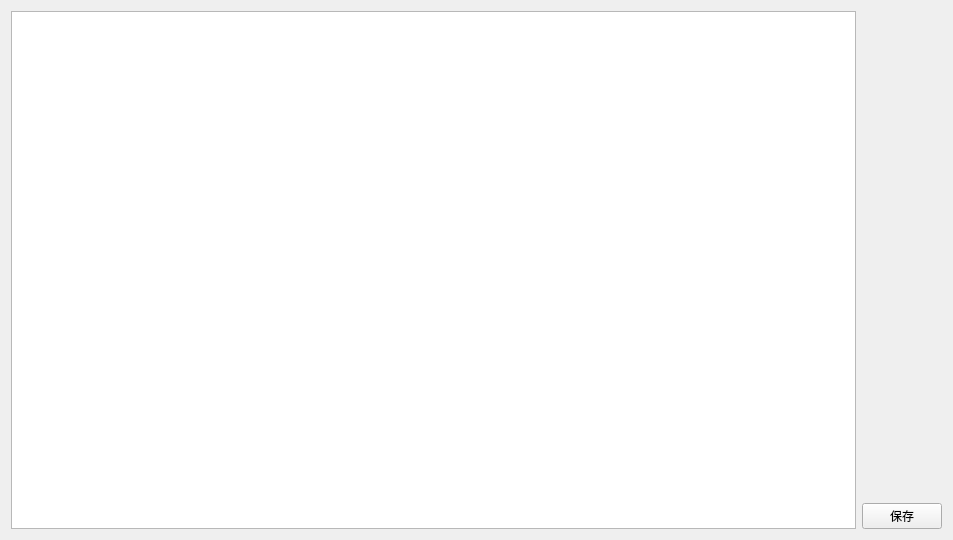
The window that resource/RqtParamManagerPlugin.ui (YOODS/rqt_param_manager) describes before a commit, drawn with Qt 5.
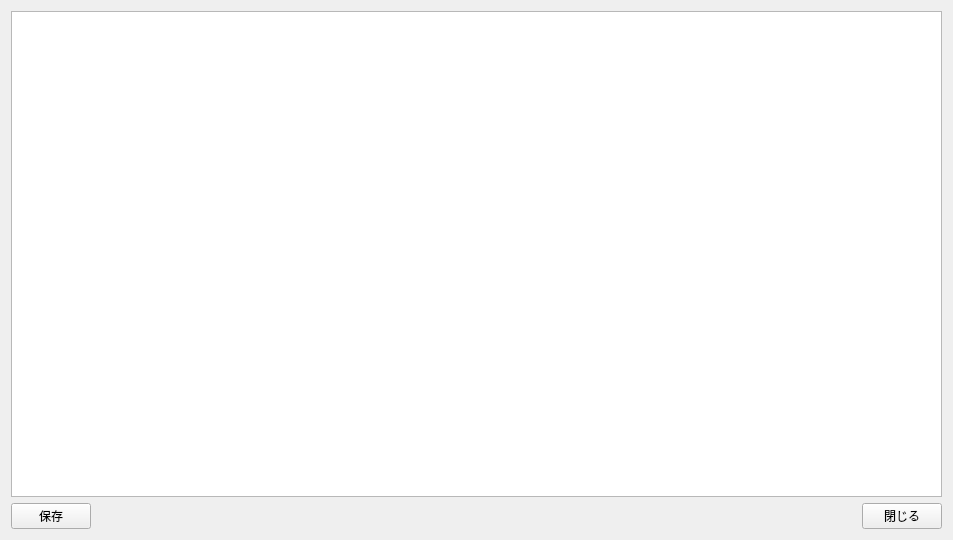
The same window after the commit.

Commit message: １．無駄の多いレイアウトだったので修正。

The edit to the form file:
```diff
--- a/resource/RqtParamManagerPlugin.ui
+++ b/resource/RqtParamManagerPlugin.ui
@@ -13,7 +13,7 @@
   <property name="windowTitle">
    <string>RqtParamManager</string>
   </property>
-  <layout class="QHBoxLayout" name="horizontalLayout">
+  <layout class="QVBoxLayout" name="verticalLayout_3">
    <item>
     <widget class="QWidget" name="pnlSettings" native="true">
      <property name="autoFillBackground">
@@ -32,32 +32,51 @@
    <item>
     <widget class="QWidget" name="pnlAction" native="true">
      <property name="sizePolicy">
-      <sizepolicy hsizetype="Maximum" vsizetype="Preferred">
+      <sizepolicy hsizetype="Preferred" vsizetype="Preferred">
        <horstretch>0</horstretch>
        <verstretch>0</verstretch>
       </sizepolicy>
      </property>
-     <layout class="QVBoxLayout" name="verticalLayout">
+     <layout class="QHBoxLayout" name="horizontalLayout">
       <property name="margin">
        <number>0</number>
       </property>
       <item>
-       <spacer name="verticalSpacer">
+       <widget class="QPushButton" name="btnSave">
+        <property name="sizePolicy">
+         <sizepolicy hsizetype="Maximum" vsizetype="Fixed">
+          <horstretch>0</horstretch>
+          <verstretch>0</verstretch>
+         </sizepolicy>
+        </property>
+        <property name="text">
+         <string>保存</string>
+        </property>
+       </widget>
+      </item>
+      <item>
+       <spacer name="horizontalSpacer">
         <property name="orientation">
-         <enum>Qt::Vertical</enum>
+         <enum>Qt::Horizontal</enum>
         </property>
         <property name="sizeHint" stdset="0">
          <size>
-          <width>20</width>
-          <height>40</height>
+          <width>40</width>
+          <height>20</height>
          </size>
         </property>
        </spacer>
       </item>
       <item>
-       <widget class="QPushButton" name="btnSave">
+       <widget class="QPushButton" name="btnClose">
+        <property name="sizePolicy">
+         <sizepolicy hsizetype="Maximum" vsizetype="Fixed">
+          <horstretch>0</horstretch>
+          <verstretch>0</verstretch>
+         </sizepolicy>
+        </property>
         <property name="text">
-         <string>保存</string>
+         <string>閉じる</string>
         </property>
        </widget>
       </item>
```
